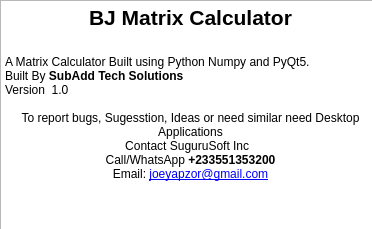
joseph-salmawobil/matrix-calculator-python, file UI/about.ui: the form before one commit.
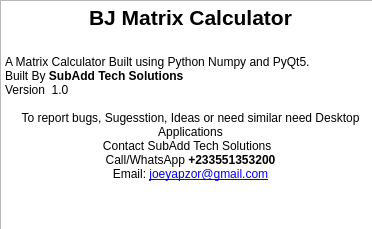
The form after the commit. Icons and pictures are not drawn.

Patch:
```diff
--- a/UI/about.ui
+++ b/UI/about.ui
@@ -43,7 +43,7 @@
 &lt;p style=&quot; margin-top:0px; margin-bottom:0px; margin-left:0px; margin-right:0px; -qt-block-indent:0; text-indent:0px;&quot;&gt;Version  1.0 &lt;/p&gt;
 &lt;p style=&quot;-qt-paragraph-type:empty; margin-top:0px; margin-bottom:0px; margin-left:0px; margin-right:0px; -qt-block-indent:0; text-indent:0px;&quot;&gt;&lt;br /&gt;&lt;/p&gt;
 &lt;p align=&quot;center&quot; style=&quot; margin-top:0px; margin-bottom:0px; margin-left:0px; margin-right:0px; -qt-block-indent:0; text-indent:0px;&quot;&gt;To report bugs, Sugesstion, Ideas or need similar need Desktop Applications&lt;/p&gt;
-&lt;p align=&quot;center&quot; style=&quot; margin-top:0px; margin-bottom:0px; margin-left:0px; margin-right:0px; -qt-block-indent:0; text-indent:0px;&quot;&gt;Contact SuguruSoft Inc  &lt;/p&gt;
+&lt;p align=&quot;center&quot; style=&quot; margin-top:0px; margin-bottom:0px; margin-left:0px; margin-right:0px; -qt-block-indent:0; text-indent:0px;&quot;&gt;Contact SubAdd Tech Solutions  &lt;/p&gt;
 &lt;p align=&quot;center&quot; style=&quot; margin-top:0px; margin-bottom:0px; margin-left:0px; margin-right:0px; -qt-block-indent:0; text-indent:0px;&quot;&gt;Call/WhatsApp &lt;span style=&quot; font-weight:600;&quot;&gt;+233551353200&lt;/span&gt;&lt;/p&gt;
 &lt;p align=&quot;center&quot; style=&quot; margin-top:0px; margin-bottom:0px; margin-left:0px; margin-right:0px; -qt-block-indent:0; text-indent:0px;&quot;&gt;Email: &lt;a href=&quot;joeyapzor@gmail.com&quot;&gt;&lt;span style=&quot; text-decoration: underline; color:#0000ff;&quot;&gt;joeyapzor@gmail.com&lt;/span&gt;&lt;/a&gt;&lt;/p&gt;&lt;/body&gt;&lt;/html&gt;</string>
    </property>
```
